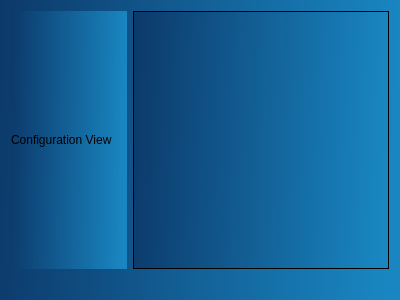
The window that subpanel/vehicleConfiguration/vehicleConfigurationWindow.ui (AeroQuad/AeroQuadConfiguratorPyQt) describes before a commit, drawn with Qt 5.
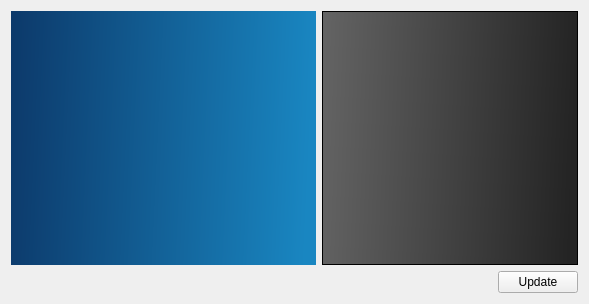
The same window after the commit.

Commit message: added vehicle configuration subpanel, still need to finish adding custom graphics for all configs

Patch:
```diff
--- a/subpanel/vehicleConfiguration/vehicleConfigurationWindow.ui
+++ b/subpanel/vehicleConfiguration/vehicleConfigurationWindow.ui
@@ -6,18 +6,18 @@
    <rect>
     <x>0</x>
     <y>0</y>
-    <width>400</width>
-    <height>300</height>
+    <width>589</width>
+    <height>304</height>
    </rect>
   </property>
   <property name="windowTitle">
    <string>Form</string>
   </property>
   <property name="styleSheet">
-   <string notr="true">background-color:  qlineargradient(spread:pad, x1:0, y1:0, x2:1, y2:0.0397727, stop:0 rgba(12, 57, 106, 255), stop:1 rgba(25, 134, 193, 255))</string>
+   <string notr="true"/>
   </property>
   <layout class="QGridLayout" name="gridLayout">
-   <item row="0" column="0">
+   <item row="0" column="0" colspan="3">
     <widget class="QLabel" name="configView">
      <property name="minimumSize">
       <size>
@@ -25,30 +25,35 @@
        <height>0</height>
       </size>
      </property>
+     <property name="styleSheet">
+      <string notr="true">background-color:  qlineargradient(spread:pad, x1:0, y1:0, x2:1, y2:0.0397727, stop:0 rgba(12, 57, 106, 255), stop:1 rgba(25, 134, 193, 255))</string>
+     </property>
      <property name="text">
-      <string>Configuration View</string>
+      <string/>
      </property>
     </widget>
    </item>
-   <item row="0" column="1">
-    <widget class="QTreeWidget" name="configSpecs">
-     <property name="maximumSize">
-      <size>
-       <width>16777215</width>
-       <height>16777215</height>
-      </size>
-     </property>
-     <attribute name="headerVisible">
-      <bool>false</bool>
-     </attribute>
-     <column>
-      <property name="text">
-       <string notr="true">1</string>
-      </property>
-     </column>
-    </widget>
-   </item>
    <item row="1" column="0">
+    <spacer name="horizontalSpacer_2">
+     <property name="orientation">
+      <enum>Qt::Horizontal</enum>
+     </property>
+     <property name="sizeHint" stdset="0">
+      <size>
+       <width>40</width>
+       <height>20</height>
+      </size>
+     </property>
+    </spacer>
+   </item>
+   <item row="1" column="4">
+    <widget class="QPushButton" name="updateButton">
+     <property name="text">
+      <string>Update</string>
+     </property>
+    </widget>
+   </item>
+   <item row="1" column="1">
     <spacer name="horizontalSpacer">
      <property name="orientation">
       <enum>Qt::Horizontal</enum>
@@ -61,6 +66,81 @@
      </property>
     </spacer>
    </item>
+   <item row="1" column="2">
+    <spacer name="horizontalSpacer_3">
+     <property name="orientation">
+      <enum>Qt::Horizontal</enum>
+     </property>
+     <property name="sizeHint" stdset="0">
+      <size>
+       <width>40</width>
+       <height>20</height>
+      </size>
+     </property>
+    </spacer>
+   </item>
+   <item row="1" column="3">
+    <spacer name="horizontalSpacer_4">
+     <property name="orientation">
+      <enum>Qt::Horizontal</enum>
+     </property>
+     <property name="sizeHint" stdset="0">
+      <size>
+       <width>40</width>
+       <height>20</height>
+      </size>
+     </property>
+    </spacer>
+   </item>
+   <item row="0" column="3" colspan="2">
+    <widget class="QTableWidget" name="configSpecs">
+     <property name="font">
+      <font>
+       <pointsize>10</pointsize>
+       <weight>75</weight>
+       <bold>true</bold>
+       <stylestrategy>PreferAntialias</stylestrategy>
+      </font>
+     </property>
+     <property name="styleSheet">
+      <string notr="true">background-color:  qlineargradient(spread:pad, x1:0, y1:0, x2:1, y2:0.0397727, stop:0 rgba(100, 100, 100, 255), stop:1 rgba(36, 36, 36, 255))
+</string>
+     </property>
+     <property name="alternatingRowColors">
+      <bool>false</bool>
+     </property>
+     <property name="selectionMode">
+      <enum>QAbstractItemView::NoSelection</enum>
+     </property>
+     <property name="showGrid">
+      <bool>false</bool>
+     </property>
+     <property name="gridStyle">
+      <enum>Qt::NoPen</enum>
+     </property>
+     <property name="wordWrap">
+      <bool>false</bool>
+     </property>
+     <property name="cornerButtonEnabled">
+      <bool>false</bool>
+     </property>
+     <attribute name="horizontalHeaderVisible">
+      <bool>false</bool>
+     </attribute>
+     <attribute name="horizontalHeaderCascadingSectionResizes">
+      <bool>true</bool>
+     </attribute>
+     <attribute name="horizontalHeaderStretchLastSection">
+      <bool>true</bool>
+     </attribute>
+     <attribute name="verticalHeaderVisible">
+      <bool>false</bool>
+     </attribute>
+     <attribute name="verticalHeaderStretchLastSection">
+      <bool>false</bool>
+     </attribute>
+    </widget>
+   </item>
   </layout>
  </widget>
  <resources/>
```
The commit also changes 4 other files.
